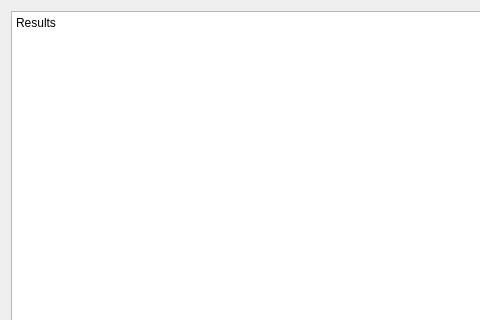
This is cheatfinder.ui in openMSX/catapult as Qt 5 draws it before an edit; both pictures show x 0 to 480 and y 0 to 320 of the 665 by 480 pixel window. The edited form follows.
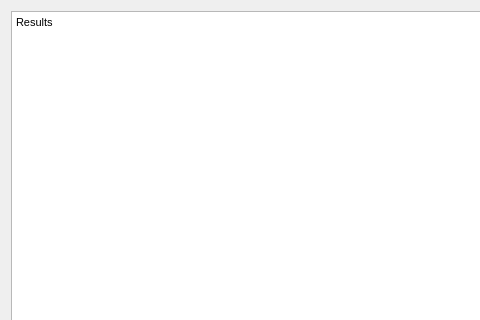
This is the edited form.

```diff
--- a/cheatfinder.ui
+++ b/cheatfinder.ui
@@ -16,7 +16,10 @@
    <item row="0" column="0" colspan="7" >
     <widget class="QTextEdit" name="textEdit" >
      <property name="html" >
-      <string>Results</string>
+      <string>&lt;html>&lt;head>&lt;meta name="qrichtext" content="1" />&lt;style type="text/css">
+p, li { white-space: pre-wrap; }
+&lt;/style>&lt;/head>&lt;body style=" font-family:'MS Shell Dlg 2'; font-size:8.25pt; font-weight:400; font-style:normal;">
+&lt;p style=" margin-top:0px; margin-bottom:0px; margin-left:0px; margin-right:0px; -qt-block-indent:0; text-indent:0px;">Results&lt;/p>&lt;/body>&lt;/html></string>
      </property>
     </widget>
    </item>
```
Left out of the diff: 2 changed lines with no effect on the pictures.
